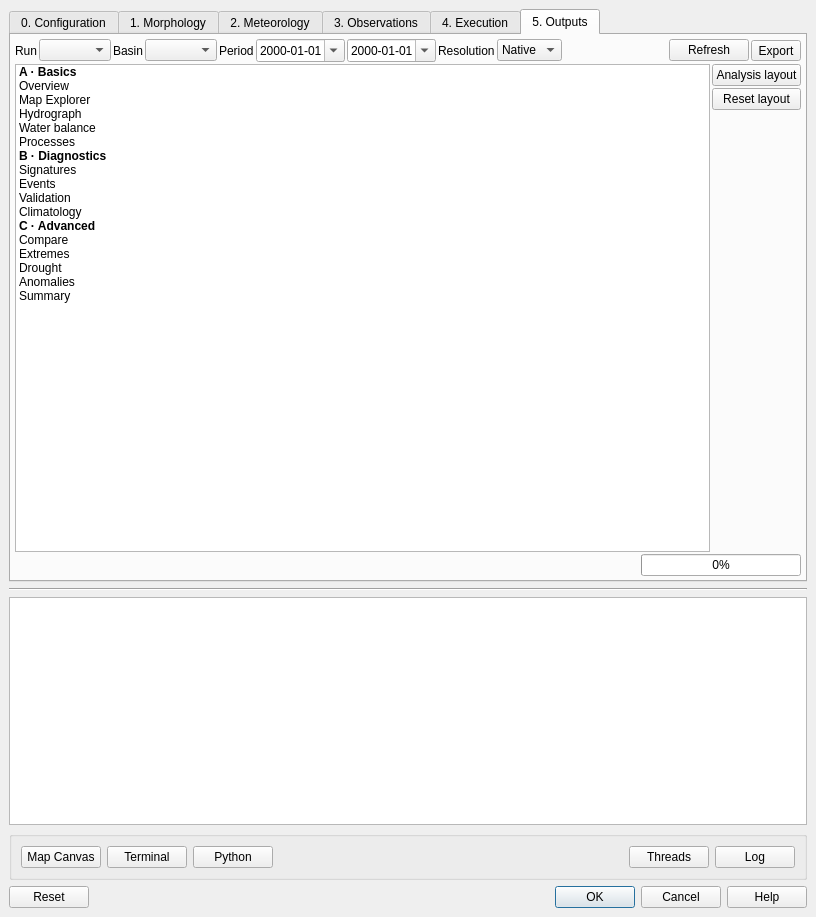
Qt form src/mhm_qgis/qt/ui/forms/mhm_qgis_main.ui (mhm-ufz/mHM-QGIS) before a commit.
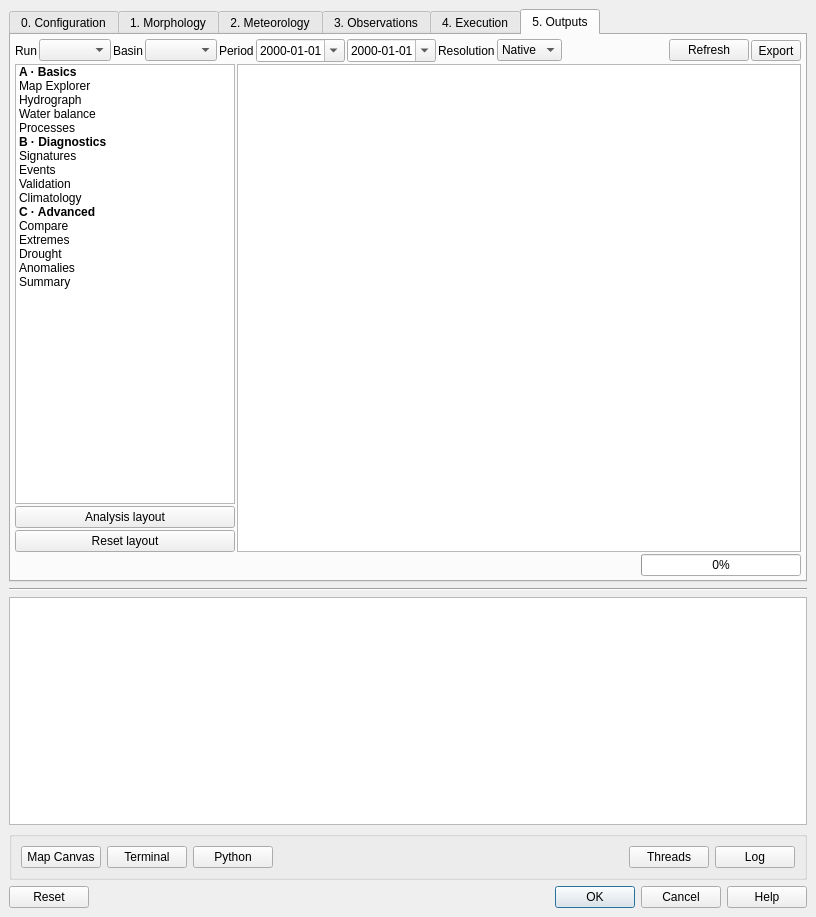
The same form after that commit. The open tabs and pages were chosen to show the change. Icons and pictures are not drawn. Custom widgets are drawn as their Qt base class.

The edit to the form file:
```diff
--- a/src/mhm_qgis/qt/ui/forms/mhm_qgis_main.ui
+++ b/src/mhm_qgis/qt/ui/forms/mhm_qgis_main.ui
@@ -2977,9 +2977,17 @@
         </layout>
        </item>
        <item>
-        <layout class="QHBoxLayout" name="horizontalLayout_postNavigation">
+        <layout class="QHBoxLayout" name="horizontalLayout_postNavigation" stretch="0,1">
+         <item>
+          <layout class="QVBoxLayout" name="verticalLayout_postLayoutButtons">
          <item>
           <widget class="QListWidget" name="listWidget_postNavigation">
+              <property name="maximumSize">
+               <size>
+                <width>220</width>
+                <height>16777215</height>
+               </size>
+              </property>
             <item>
              <property name="text">
               <string>A · Basics</string>
@@ -2993,11 +3001,6 @@
               <set>ItemIsEnabled</set>
              </property>
             </item>
-            <item>
-             <property name="text">
-              <string>Overview</string>
-             </property>
-            </item>
             <item>
              <property name="text">
               <string>Map Explorer</string>
@@ -3092,8 +3095,6 @@
            </widget>
          </item>
          <item>
-          <layout class="QVBoxLayout" name="verticalLayout_postLayoutButtons">
-           <item>
             <widget class="QPushButton" name="pushButton_postWorkspace">
              <property name="toolTip">
               <string>Arrange the main window for post-processing (one layout per view); turning it off restores your own layout.</string>
@@ -3116,21 +3117,15 @@
              </property>
             </widget>
            </item>
-           <item>
-            <spacer name="verticalSpacer_postLayoutButtons">
-             <property name="orientation">
-              <enum>Qt::Vertical</enum>
-             </property>
-             <property name="sizeHint" stdset="0">
-              <size>
-               <width>20</width>
-               <height>20</height>
-              </size>
-             </property>
-            </spacer>
-           </item>
           </layout>
          </item>
+         <item>
+          <widget class="QTextBrowser" name="textBrowser_postOverview">
+           <property name="toolTip">
+            <string>Overview of the selected run: balance, ratios, the main gauge's scores and what to check.</string>
+           </property>
+          </widget>
+         </item>
         </layout>
        </item>
        <item>
```
Lines whose indentation alone changed are shown as unchanged.
